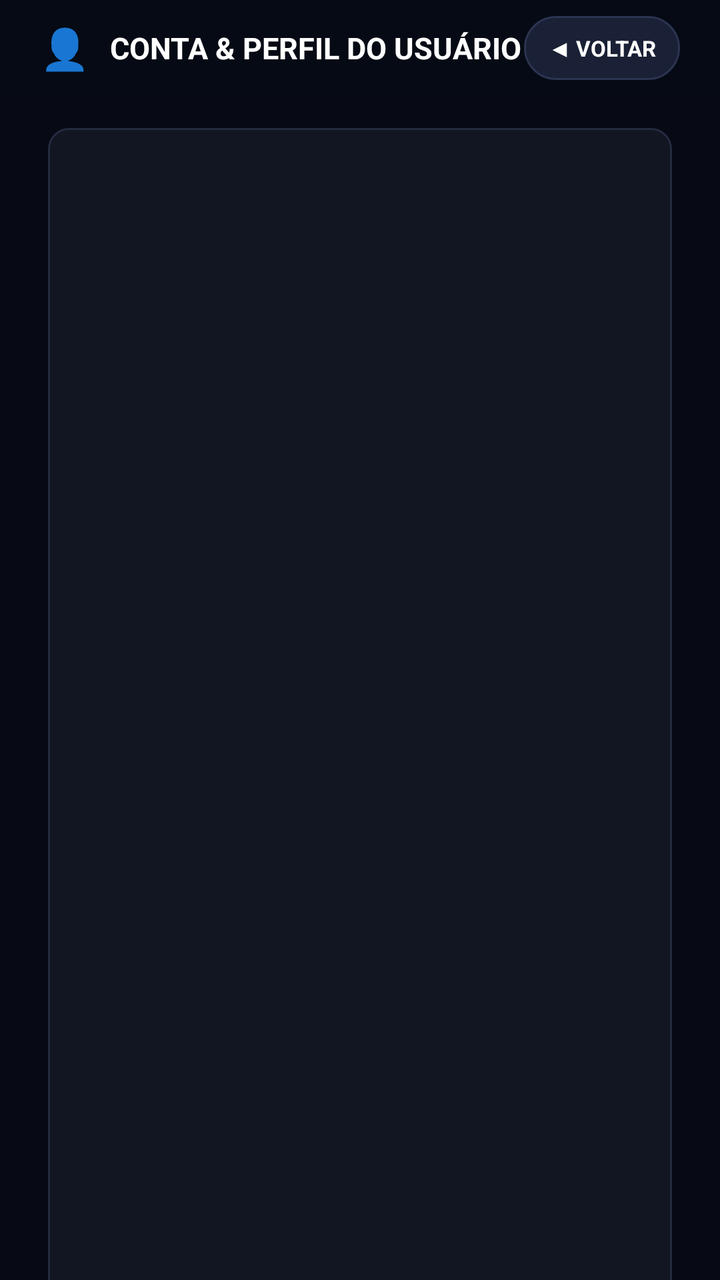
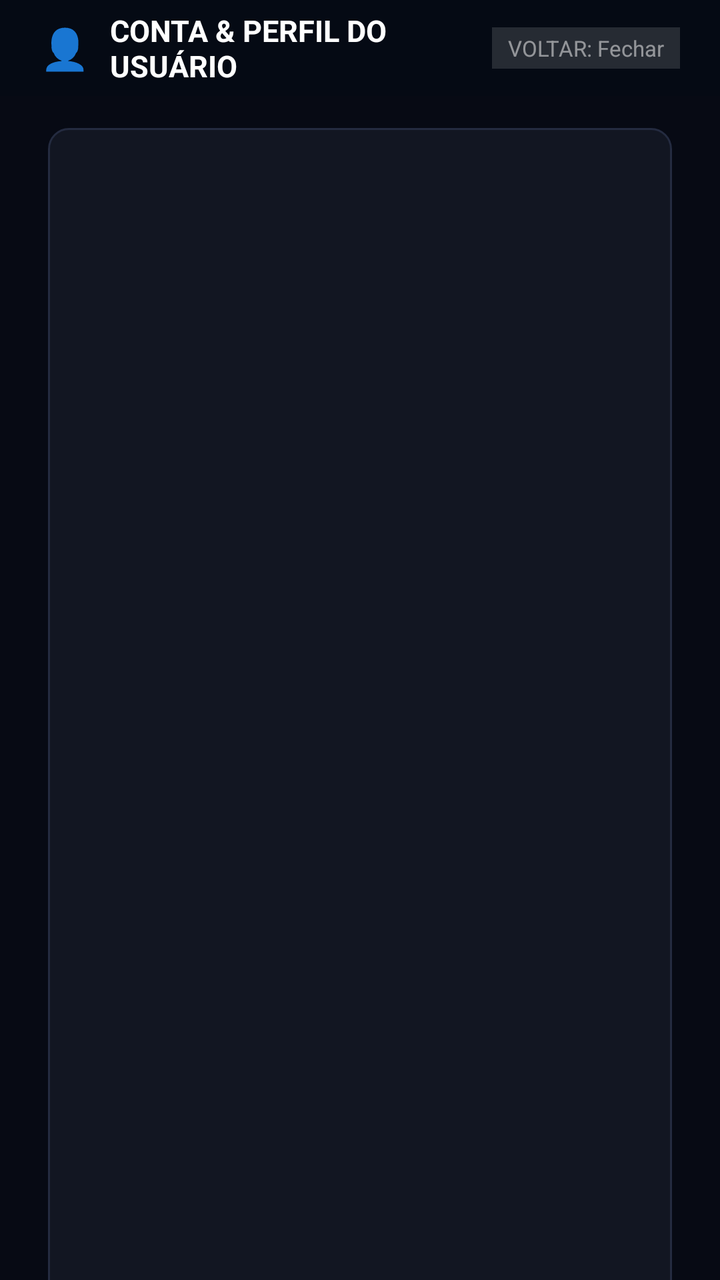

Two renders of the same Android screen: before a commit and after it. Below are the layout's source before the change and the commit's diff.
<!-- AndroidManifest.xml: activity theme Theme.AndPlay.Fullscreen -->
<!-- res/layout/activity_user.xml -->
<?xml version="1.0" encoding="utf-8"?>
<FrameLayout xmlns:android="http://schemas.android.com/apk/res/android"
    android:id="@+id/userRoot"
    android:layout_width="match_parent"
    android:layout_height="match_parent"
    android:background="#070A14">

    <LinearLayout
        android:layout_width="match_parent"
        android:layout_height="match_parent"
        android:orientation="vertical">

        
        <LinearLayout
            android:id="@+id/userHeader"
            android:layout_width="match_parent"
            android:layout_height="48dp"
            android:background="#CC060B14"
            android:gravity="center_vertical"
            android:orientation="horizontal"
            android:paddingStart="20dp"
            android:paddingEnd="20dp">

            <TextView
                android:layout_width="wrap_content"
                android:layout_height="wrap_content"
                android:text="👤"
                android:textSize="20sp" />

            <TextView
                android:id="@+id/userHeaderTitle"
                android:layout_width="0dp"
                android:layout_height="wrap_content"
                android:layout_marginStart="10dp"
                android:layout_weight="1"
                android:text="CONTA &amp; PERFIL DO USUÁRIO"
                android:textColor="#FFFFFF"
                android:textSize="15sp"
                android:textStyle="bold" />

            <TextView
                android:id="@+id/btnUserBack"
                android:layout_width="wrap_content"
                android:layout_height="32dp"
                android:background="@drawable/pill_focus_bg"
                android:clickable="true"
                android:focusable="true"
                android:gravity="center"
                android:paddingStart="12dp"
                android:paddingEnd="12dp"
                android:text="◀ VOLTAR"
                android:textColor="#FFFFFF"
                android:textSize="11sp"
                android:textStyle="bold" />
        </LinearLayout>

        <androidx.core.widget.NestedScrollView
            android:layout_width="match_parent"
            android:layout_height="0dp"
            android:layout_weight="1"
            android:fillViewport="true">

            <LinearLayout
                android:layout_width="match_parent"
                android:layout_height="wrap_content"
                android:orientation="vertical"
                android:paddingStart="24dp"
                android:paddingTop="16dp"
                android:paddingEnd="24dp"
                android:paddingBottom="24dp">

                
                <LinearLayout
                    android:id="@+id/userProfileHero"
                    android:layout_width="match_parent"
                    android:layout_height="wrap_content"
                    android:background="@drawable/card_focus_bg"
                    android:gravity="center_vertical"
                    android:orientation="horizontal"
                    android:padding="20dp">

                    <TextView
                        android:id="@+id/userAvatarDisplay"
                        android:layout_width="68dp"
                        android:layout_height="68dp"
                        android:background="#1E283D"
                        android:gravity="center"
                        android:text="👤"
                        android:textSize="38sp" />

                    <LinearLayout
                        android:layout_width="0dp"
                        android:layout_height="wrap_content"
                        android:layout_marginStart="16dp"
                        android:layout_weight="1"
                        android:orientation="vertical">

                        <LinearLayout
                            android:layout_width="wrap_content"
                            android:layout_height="wrap_content"
                            android:gravity="center_vertical"
                            android:orientation="horizontal">

                            <TextView
                                android:id="@+id/userProfileName"
                                android:layout_width="wrap_content"
                                android:layout_height="wrap_content"
                                android:text="Usuário Convidado"
                                android:textColor="#FFFFFF"
                                android:textSize="18sp"
                                android:textStyle="bold" />

                            <TextView
                                android:id="@+id/userProfileBadge"
                                android:layout_width="wrap_content"
                                android:layout_height="wrap_content"
                                android:layout_marginStart="10dp"
                                android:background="@drawable/badge_gold"
                                android:paddingStart="6dp"
                                android:paddingTop="2dp"
                                android:paddingEnd="6dp"
                                android:paddingBottom="2dp"
                                android:text="MODO OFFLINE"
                                android:textColor="#000000"
                                android:textSize="10sp"
                                android:textStyle="bold" />
                        </LinearLayout>

                        <TextView
                            android:id="@+id/userProfileEmail"
                            android:layout_width="wrap_content"
                            android:layout_height="wrap_content"
                            android:layout_marginTop="3dp"
                            android:text="Conecte-se para sincronizar seus dados com a nuvem"
                            android:textColor="#94A3B8"
                            android:textSize="12sp" />

                        <TextView
                            android:id="@+id/userProfileSyncInfo"
                            android:layout_width="wrap_content"
                            android:layout_height="wrap_content"
                            android:layout_marginTop="2dp"
                            android:text="Supabase Cloud • Sincronização em tempo real"
                            android:textColor="#38BDF8"
                            android:textSize="11sp" />
                    </LinearLayout>

                    
                    <LinearLayout
                        android:id="@+id/userGuestActions"
                        android:layout_width="wrap_content"
                        android:layout_height="wrap_content"
                        android:orientation="horizontal">

                        <TextView
                            android:id="@+id/btnUserGoogle"
                            android:layout_width="wrap_content"
                            android:layout_height="36dp"
                            android:layout_marginEnd="8dp"
                            android:background="@drawable/pill_focus_bg"
                            android:clickable="true"
                            android:focusable="true"
                            android:focusableInTouchMode="true"
                            android:gravity="center"
                            android:paddingStart="14dp"
                            android:paddingEnd="14dp"
                            android:text="🌐 Google"
                            android:textColor="#FFFFFF"
                            android:textSize="13sp"
                            android:textStyle="bold" />

                        <TextView
                            android:id="@+id/btnUserQrCode"
                            android:layout_width="wrap_content"
                            android:layout_height="36dp"
                            android:layout_marginEnd="8dp"
                            android:background="@drawable/pill_focus_bg"
                            android:clickable="true"
                            android:focusable="true"
                            android:focusableInTouchMode="true"
                            android:gravity="center"
                            android:paddingStart="14dp"
                            android:paddingEnd="14dp"
                            android:text="📱 Conectar pelo Celular"
                            android:textColor="#FFFFFF"
                            android:textSize="13sp"
                            android:textStyle="bold" />

                        <TextView
                            android:id="@+id/btnUserLogin"
                            android:layout_width="wrap_content"
                            android:layout_height="36dp"
                            android:layout_marginEnd="8dp"
                            android:background="@drawable/pill_focus_bg"
                            android:clickable="true"
                            android:focusable="true"
                            android:focusableInTouchMode="true"
                            android:gravity="center"
                            android:paddingStart="16dp"
                            android:paddingEnd="16dp"
                            android:text="🔑 Entrar"
                            android:textColor="#FFFFFF"
                            android:textSize="13sp"
                            android:textStyle="bold" />

                        <TextView
                            android:id="@+id/btnUserRegister"
                            android:layout_width="wrap_content"
                            android:layout_height="36dp"
                            android:background="@drawable/pill_focus_bg"
                            android:clickable="true"
                            android:focusable="true"
                            android:focusableInTouchMode="true"
                            android:gravity="center"
                            android:paddingStart="16dp"
                            android:paddingEnd="16dp"
                            android:text="✨ Cadastrar"
                            android:textColor="#FFFFFF"
                            android:textSize="13sp"
                            android:textStyle="bold" />
                    </LinearLayout>

                    <LinearLayout
                        android:id="@+id/userLoggedInActions"
                        android:layout_width="wrap_content"
                        android:layout_height="wrap_content"
                        android:orientation="horizontal"
                        android:visibility="gone">

                        <TextView
                            android:id="@+id/btnUserSyncNow"
                            android:layout_width="wrap_content"
                            android:layout_height="36dp"
                            android:layout_marginEnd="8dp"
                            android:background="@drawable/pill_focus_bg"
                            android:clickable="true"
                            android:focusable="true"
                            android:focusableInTouchMode="true"
                            android:gravity="center"
                            android:paddingStart="16dp"
                            android:paddingEnd="16dp"
                            android:text="🔄 Sincronizar"
                            android:textColor="#FFFFFF"
                            android:textSize="13sp"
                            android:textStyle="bold" />

                        <TextView
                            android:id="@+id/btnUserSignOut"
                            android:layout_width="wrap_content"
                            android:layout_height="36dp"
                            android:background="@drawable/pill_focus_bg"
                            android:clickable="true"
                            android:focusable="true"
                            android:focusableInTouchMode="true"
                            android:gravity="center"
                            android:paddingStart="16dp"
                            android:paddingEnd="16dp"
                            android:text="🚪 Sair"
                            android:textColor="#EF4444"
                            android:textSize="13sp"
                            android:textStyle="bold" />
                    </LinearLayout>
                </LinearLayout>

                
                <LinearLayout
                    android:id="@+id/cardModeSelection"
                    android:layout_width="match_parent"
                    android:layout_height="wrap_content"
                    android:layout_marginTop="16dp"
                    android:background="@drawable/card_focus_bg"
                    android:clickable="true"
                    android:focusable="true"
                    android:focusableInTouchMode="true"
                    android:orientation="vertical"
                    android:padding="16dp">

                    <LinearLayout
                        android:layout_width="match_parent"
                        android:layout_height="wrap_content"
                        android:gravity="center_vertical"
                        android:orientation="horizontal">

                        <TextView
                            android:layout_width="0dp"
                            android:layout_height="wrap_content"
                            android:layout_weight="1"
                            android:text="🎬 MODO DE EXIBIÇÃO PRINCIPAL"
                            android:textColor="#FFFFFF"
                            android:textSize="14sp"
                            android:textStyle="bold" />

                        <TextView
                            android:id="@+id/btnOpenModeModal"
                            android:layout_width="wrap_content"
                            android:layout_height="32dp"
                            android:background="@drawable/badge_gold"
                            android:gravity="center"
                            android:paddingStart="14dp"
                            android:paddingEnd="14dp"
                            android:text="⚡ ALTERAR NO PAINEL"
                            android:textColor="#000000"
                            android:textSize="11.5sp"
                            android:textStyle="bold" />
                    </LinearLayout>

                    <TextView
                        android:layout_width="match_parent"
                        android:layout_height="wrap_content"
                        android:layout_marginTop="3dp"
                        android:layout_marginBottom="12dp"
                        android:text="Para alternar entre o Modo Cinema e o Modo TV Ao Vivo, acesse o painel visual de modos."
                        android:textColor="#94A3B8"
                        android:textSize="11.5sp" />

                    
                    <LinearLayout
                        android:id="@+id/cardActiveModeStatus"
                        android:layout_width="match_parent"
                        android:layout_height="wrap_content"
                        android:background="#151E32"
                        android:orientation="vertical"
                        android:padding="14dp">

                        <LinearLayout
                            android:layout_width="match_parent"
                            android:layout_height="wrap_content"
                            android:gravity="center_vertical"
                            android:orientation="horizontal">

                            <TextView
                                android:id="@+id/txtCurrentModeTitle"
                                android:layout_width="0dp"
                                android:layout_height="wrap_content"
                                android:layout_weight="1"
                                android:text="📺 Modo TV Ao Vivo"
                                android:textColor="#FFFFFF"
                                android:textSize="14sp"
                                android:textStyle="bold" />

                            <TextView
                                android:id="@+id/tagCurrentModeBadge"
                                android:layout_width="wrap_content"
                                android:layout_height="wrap_content"
                                android:background="@drawable/badge_gold"
                                android:paddingStart="8dp"
                                android:paddingTop="3dp"
                                android:paddingEnd="8dp"
                                android:paddingBottom="3dp"
                                android:text="MODO ATIVO"
                                android:textColor="#000000"
                                android:textSize="10.5sp"
                                android:textStyle="bold" />
                        </LinearLayout>

                        <TextView
                            android:id="@+id/txtCurrentModeDesc"
                            android:layout_width="match_parent"
                            android:layout_height="wrap_content"
                            android:layout_marginTop="6dp"
                            android:text="Central com PiP do canal ao vivo, grade de canais abertos e fechados e trilho de esportes em tempo real."
                            android:textColor="#94A3B8"
                            android:textSize="11.5sp" />
                    </LinearLayout>
                </LinearLayout>

                
                <LinearLayout
                    android:layout_width="match_parent"
                    android:layout_height="wrap_content"
                    android:layout_marginTop="16dp"
                    android:orientation="horizontal">

                    
                    <LinearLayout
                        android:layout_width="0dp"
                        android:layout_height="wrap_content"
                        android:layout_marginEnd="6dp"
                        android:layout_weight="1"
                        android:background="@drawable/card_focus_bg"
                        android:gravity="center"
                        android:orientation="vertical"
                        android:padding="14dp">

                        <TextView
                            android:id="@+id/statMoviesVal"
                            android:layout_width="wrap_content"
                            android:layout_height="wrap_content"
                            android:text="0"
                            android:textColor="#38BDF8"
                            android:textSize="22sp"
                            android:textStyle="bold" />

                        <TextView
                            android:layout_width="wrap_content"
                            android:layout_height="wrap_content"
                            android:layout_marginTop="4dp"
                            android:text="🎬 Filmes Assistidos"
                            android:textColor="#94A3B8"
                            android:textSize="11sp" />
                    </LinearLayout>

                    
                    <LinearLayout
                        android:layout_width="0dp"
                        android:layout_height="wrap_content"
                        android:layout_marginStart="3dp"
                        android:layout_marginEnd="3dp"
                        android:layout_weight="1"
                        android:background="@drawable/card_focus_bg"
                        android:gravity="center"
                        android:orientation="vertical"
                        android:padding="14dp">

                        <TextView
                            android:id="@+id/statSeriesVal"
                            android:layout_width="wrap_content"
                            android:layout_height="wrap_content"
                            android:text="0"
                            android:textColor="#A855F7"
                            android:textSize="22sp"
                            android:textStyle="bold" />

                        <TextView
                            android:layout_width="wrap_content"
                            android:layout_height="wrap_content"
                            android:layout_marginTop="4dp"
                            android:text="📺 Séries em Andamento"
                            android:textColor="#94A3B8"
                            android:textSize="11sp" />
                    </LinearLayout>

                    
                    <LinearLayout
                        android:layout_width="0dp"
                        android:layout_height="wrap_content"
                        android:layout_marginStart="6dp"
                        android:layout_weight="1"
                        android:background="@drawable/card_focus_bg"
                        android:gravity="center"
                        android:orientation="vertical"
                        android:padding="14dp">

                        <TextView
                            android:id="@+id/statFavsVal"
                            android:layout_width="wrap_content"
                            android:layout_height="wrap_content"
                            android:text="0"
                            android:textColor="#F59E0B"
                            android:textSize="22sp"
                            android:textStyle="bold" />

                        <TextView
                            android:layout_width="wrap_content"
                            android:layout_height="wrap_content"
                            android:layout_marginTop="4dp"
                            android:text="⭐ Favoritos Salvos"
                            android:textColor="#94A3B8"
                            android:textSize="11sp" />
                    </LinearLayout>
                </LinearLayout>

                
                <LinearLayout
                    android:layout_width="match_parent"
                    android:layout_height="wrap_content"
                    android:layout_marginTop="16dp"
                    android:gravity="end"
                    android:orientation="horizontal">

                    <TextView
                        android:id="@+id/btnUserClearCache"
                        android:layout_width="wrap_content"
                        android:layout_height="34dp"
                        android:background="@drawable/pill_focus_bg"
                        android:clickable="true"
                        android:focusable="true"
                        android:focusableInTouchMode="true"
                        android:gravity="center"
                        android:paddingStart="14dp"
                        android:paddingEnd="14dp"
                        android:text="🗑️ Limpar Cache"
                        android:textColor="#AAAAAA"
                        android:textSize="11.5sp" />
                </LinearLayout>

            </LinearLayout>
        </androidx.core.widget.NestedScrollView>
    </LinearLayout>
</FrameLayout>
<!-- resources referenced by this layout -->
<resources>
  <!-- drawable badge_gold (drawable) -->
  <?xml version="1.0" encoding="utf-8"?>
  <shape xmlns:android="http://schemas.android.com/apk/res/android"
      android:shape="rectangle">
      <corners android:radius="4dp" />
      <solid android:color="#FFC107" />
  </shape>
  <!-- drawable card_focus_bg (drawable) -->
  <?xml version="1.0" encoding="utf-8"?>
  <selector xmlns:android="http://schemas.android.com/apk/res/android">
      <item android:state_focused="true">
          <shape android:shape="rectangle">
              <corners android:radius="10dp" />
              <solid android:color="#1A2035" />
              <stroke android:width="2.5dp" android:color="#FFC107" />
          </shape>
      </item>
      <item android:state_selected="true">
          <shape android:shape="rectangle">
              <corners android:radius="10dp" />
              <solid android:color="#1A2035" />
              <stroke android:width="2dp" android:color="#FFC107" />
          </shape>
      </item>
      <item>
          <shape android:shape="rectangle">
              <corners android:radius="10dp" />
              <solid android:color="#121622" />
              <stroke android:width="1dp" android:color="#242B40" />
          </shape>
      </item>
  </selector>
  <!-- drawable pill_focus_bg (drawable) -->
  <?xml version="1.0" encoding="utf-8"?>
  <selector xmlns:android="http://schemas.android.com/apk/res/android">
      <item android:state_focused="true">
          <shape android:shape="rectangle">
              <corners android:radius="20dp" />
              <solid android:color="#FFC107" />
              <stroke android:width="2dp" android:color="#FFFFFF" />
          </shape>
      </item>
      <item android:state_selected="true">
          <shape android:shape="rectangle">
              <corners android:radius="20dp" />
              <solid android:color="#FFC107" />
          </shape>
      </item>
      <item>
          <shape android:shape="rectangle">
              <corners android:radius="20dp" />
              <solid android:color="#1A2035" />
              <stroke android:width="1dp" android:color="#2B3450" />
          </shape>
      </item>
  </selector>
  <style name="Theme.AndPlay.Fullscreen" parent="Theme.AndPlay">
          <item name="android:windowFullscreen">true</item>
          <item name="android:windowContentOverlay">@null</item>
      </style>
  <style name="Theme.AndPlay" parent="@android:style/Theme.NoTitleBar.Fullscreen">
          <item name="android:windowBackground">#121212</item>
      </style>
</resources>

<!-- the commit's change to res/layout/activity_user.xml (unified diff, before → after) -->
@@ -39,19 +39,17 @@
                 android:textStyle="bold" />
 
             <TextView
-                android:id="@+id/btnUserBack"
+                android:id="@+id/userBackHint"
                 android:layout_width="wrap_content"
-                android:layout_height="32dp"
-                android:background="@drawable/pill_focus_bg"
-                android:clickable="true"
-                android:focusable="true"
-                android:gravity="center"
-                android:paddingStart="12dp"
-                android:paddingEnd="12dp"
-                android:text="◀ VOLTAR"
-                android:textColor="#FFFFFF"
-                android:textSize="11sp"
-                android:textStyle="bold" />
+                android:layout_height="wrap_content"
+                android:background="#22FFFFFF"
+                android:paddingStart="8dp"
+                android:paddingTop="3dp"
+                android:paddingEnd="8dp"
+                android:paddingBottom="3dp"
+                android:text="VOLTAR: Fechar"
+                android:textColor="#80FFFFFF"
+                android:textSize="11sp" />
         </LinearLayout>
 
         <androidx.core.widget.NestedScrollView
